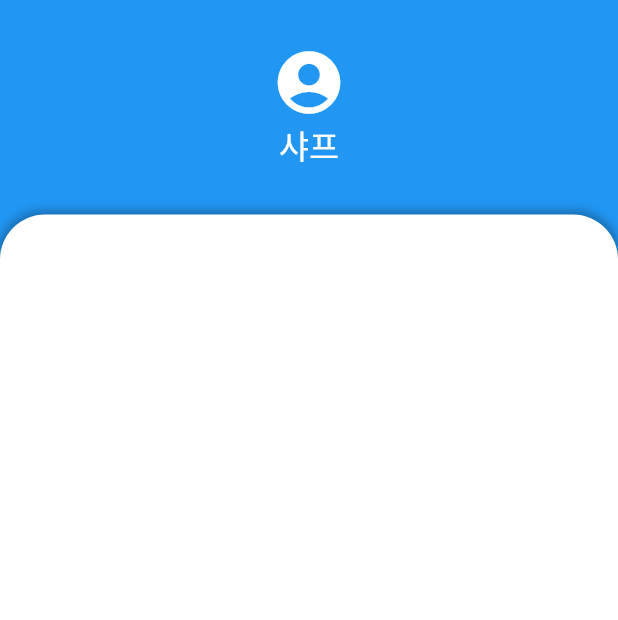
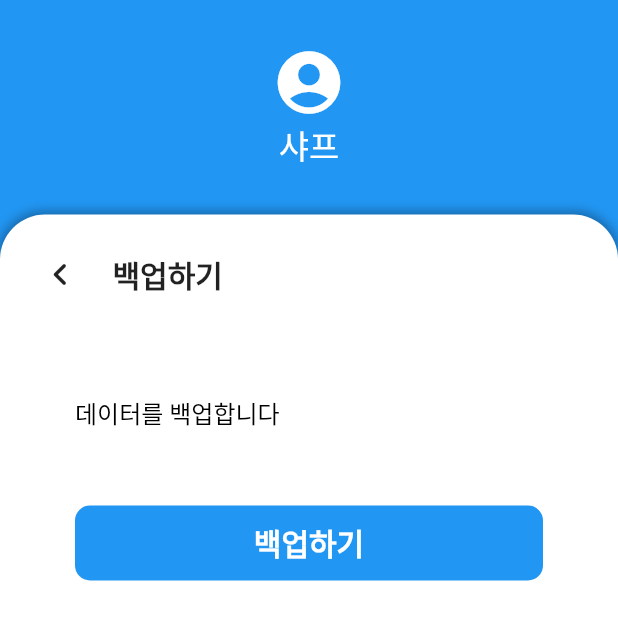
Before and after one commit to DBLabProj/sumpyo, a Flutter app: the myPage screen opened directly, after a tap on "데이터 백업하기", on a phone screen of 412 x 824 dp. Shown: the top 620 px of the screen. Run offline on Flutter 3.47's test engine with Material 2 defaults, Android fonts, the phone set to English and light mode, and no system bars; our stand-ins replace awesome_bottom_bar, fluttertoast, google_fonts, table_calendar; missing offline and left inert: multi_masked_formatter, sliding_up_panel2; generated files the repository leaves out were written again.

Commit message:
Split Screen

```diff
--- a/lib/screens/edit_account_info.dart
+++ b/lib/screens/edit_account_info.dart
@@ -67,11 +67,9 @@ class _editAccountState extends State<editAccount> {
                     )
                   ],
                 ),
-                child: widget.isEditScreen
-                    ? editInfoWidget(dataType: widget.dataType)
-                    : manageData(
-                        dataType: widget.dataType,
-                      ),
+                child: editInfoWidget(
+                  dataType: widget.dataType,
+                ),
               ),
             ),
           ],
@@ -266,31 +264,35 @@ class _newInfoState extends State<newInfo> {
   TextEditingController phoneController = TextEditingController();
   TextEditingController pwController = TextEditingController();
   TextEditingController pwCheckController = TextEditingController();
+  TextEditingController idController = TextEditingController();
   changeDomain(var value) {
     // print(value);
   }
 
-  late Widget test;
+  late Widget inputBox;
   dataSet(String title) {
     if (title == "이메일") {
       setState(() {
-        test = emailTextbox(
+        inputBox = emailTextbox(
             emailController: emailController, changeDomain: changeDomain);
       });
     } else if (title == "아이디") {
       setState(() {
-        test = TextFormField();
+        inputBox = signupIdBox(
+          icon: const Icon(Icons.account_circle_outlined),
+          controller: idController,
+        );
       });
     } else if (title == "휴대폰번호") {
       setState(
         () {
-          test = phoneTextbox(
+          inputBox = phoneTextbox(
             phoneController: phoneController,
           );
         },
       );
     } else {
-      test = signupPwBox(
+      inputBox = signupPwBox(
         pwController: pwController,
         pwCheckController: pwCheckController,
       );
@@ -321,7 +323,7 @@ class _newInfoState extends State<newInfo> {
             mainAxisAlignment: MainAxisAlignment.start,
             children: [
               Flexible(
-                child: test,
+                child: inputBox,
               ),
             ],
           )
--- a/lib/screens/manageData.dart
+++ b/lib/screens/manageData.dart
@@ -58,6 +58,9 @@ class ManageData extends StatelessWidget {
                     )
                   ],
                 ),
+                child: manageData(
+                  dataType: dataType,
+                ),
               ),
             ),
           ],
@@ -66,3 +69,192 @@ class ManageData extends StatelessWidget {
     );
   }
 }
+
+class manageData extends StatelessWidget {
+  String dataType;
+  manageData({
+    super.key,
+    required this.dataType,
+  });
+
+  @override
+  Widget build(BuildContext context) {
+    return manageDataWidget(
+      dataType: dataType,
+    );
+    // Column(
+    //   crossAxisAlignment: CrossAxisAlignment.start,
+    //   children: [
+    //     Padding(
+    //       padding: const EdgeInsets.all(25),
+    //       child: Row(
+    //         children: [
+    //           GestureDetector(
+    //             onTap: () {
+    //               Navigator.of(context).pop();
+    //             },
+    //             child: const Icon(
+    //               Icons.navigate_before_rounded,
+    //               size: 30,
+    //             ),
+    //           ),
+    //           const SizedBox(
+    //             width: 20,
+    //           ),
+    //           Text(
+    //             dataType,
+    //             style: const TextStyle(
+    //               fontSize: 20,
+    //               fontWeight: FontWeight.w600,
+    //             ),
+    //           ),
+    //         ],
+    //       ),
+    //     ),
+    //     Padding(
+    //       padding: const EdgeInsets.symmetric(
+    //         horizontal: 50,
+    //         vertical: 40,
+    //       ),
+    //       child: Column(
+    //         crossAxisAlignment: CrossAxisAlignment.start,
+    //         children: [
+    //           Container(
+    //             margin: const EdgeInsets.symmetric(
+    //               vertical: 20,
+    //             ),
+    //             decoration: BoxDecoration(
+    //               color: Theme.of(context).primaryColor,
+    //               borderRadius: BorderRadius.circular(10),
+    //             ),
+    //             child: Row(
+    //               mainAxisAlignment: MainAxisAlignment.center,
+    //               children: [
+    //                 Padding(
+    //                   padding: const EdgeInsets.all(10),
+    //                   child: Text(
+    //                     dataType,
+    //                     style: const TextStyle(
+    //                       color: Colors.white,
+    //                       fontSize: 20,
+    //                       fontWeight: FontWeight.w600,
+    //                     ),
+    //                   ),
+    //                 ),
+    //               ],
+    //             ),
+    //           ),
+    //         ],
+    //       ),
+    //     ),
+    //   ],
+    // );
+  }
+}
+
+class manageDataWidget extends StatelessWidget {
+  String dataType;
+  String content;
+  String currentBackUpDate;
+  manageDataWidget(
+      {super.key,
+      required this.dataType,
+      this.content = "",
+      this.currentBackUpDate = ""});
+  dataProcess(String datatype) {
+    if (dataType == "백업하기") {
+      content = "데이터를 백업합니다";
+    } else if (dataType == "복원하기") {
+      content = "데이터를 복원합니다";
+    } else {
+      content = "데이터를 내보냅니다. ";
+    }
+    return content;
+  }
+
+  @override
+  Widget build(BuildContext context) {
+    return Column(
+      crossAxisAlignment: CrossAxisAlignment.start,
+      children: [
+        Padding(
+          padding: const EdgeInsets.all(25),
+          child: Row(
+            children: [
+              GestureDetector(
+                onTap: () {
+                  Navigator.of(context).pop();
+                },
+                child: const Icon(
+                  Icons.navigate_before_rounded,
+                  size: 30,
+                ),
+              ),
+              const SizedBox(
+                width: 20,
+              ),
+              Text(
+                dataType,
+                style: const TextStyle(
+                  fontSize: 20,
+                  fontWeight: FontWeight.w600,
+                ),
+              ),
+            ],
+          ),
+        ),
+        Padding(
+          padding: const EdgeInsets.symmetric(
+            horizontal: 50,
+            vertical: 40,
+          ),
+          child: Column(
+            crossAxisAlignment: CrossAxisAlignment.start,
+            children: [
+              Text(
+                dataProcess(dataType),
+                style: const TextStyle(
+                  color: Colors.black,
+                  fontSize: 16,
+                ),
+              ),
+              const SizedBox(
+                height: 30,
+              ),
+              Container(
+                margin: const EdgeInsets.symmetric(
+                  vertical: 20,
+                ),
+                decoration: BoxDecoration(
+                  color: Theme.of(context).primaryColor,
+                  borderRadius: BorderRadius.circular(10),
+                ),
+                child: Row(
+                  mainAxisAlignment: MainAxisAlignment.center,
+                  children: [
+                    GestureDetector(
+                      onTap: () {
+                        Navigator.of(context).pop();
+                      },
+                      child: Padding(
+                        padding: const EdgeInsets.all(10),
+                        child: Text(
+                          dataType,
+                          style: const TextStyle(
+                            color: Colors.white,
+                            fontSize: 20,
+                            fontWeight: FontWeight.w600,
+                          ),
+                        ),
+                      ),
+                    ),
+                  ],
+                ),
+              ),
+            ],
+          ),
+        ),
+      ],
+    );
+  }
+}
--- a/lib/screens/mypage_screen.dart
+++ b/lib/screens/mypage_screen.dart
@@ -171,11 +171,11 @@ class _mypage_screState extends State<myPage> {
                         children: [
                           dataIO(
                             ico: Icons.backup_outlined,
-                            info: "데이터 백업하기",
+                            info: "백업하기",
                           ),
                           dataIO(
                             ico: Icons.cloud_download_outlined,
-                            info: "데이터 복원하기",
+                            info: "복원하기",
                             isBottoom: true,
                           ),
                         ],
@@ -189,7 +189,7 @@ class _mypage_screState extends State<myPage> {
                         children: [
                           dataIO(
                             ico: Icons.library_books_outlined,
-                            info: "데이터 내보내기",
+                            info: "내보내기",
                             isBottoom: true,
                           ),
                         ],
@@ -299,16 +299,12 @@ class changeInfo extends StatelessWidget {
               padding: const EdgeInsets.symmetric(
                 horizontal: 10,
               ),
-              child: Row(
-                children: [
-                  Text(
-                    '$info 변경',
-                    style: const TextStyle(
-                      color: Color.fromRGBO(124, 124, 124, 1),
-                      fontSize: 17,
-                    ),
-                  ),
-                ],
+              child: Text(
+                '$info 변경',
+                style: const TextStyle(
+                  color: Color.fromRGBO(124, 124, 124, 1),
+                  fontSize: 17,
+                ),
               ),
             ),
           ],
@@ -365,7 +361,7 @@ class dataIO extends StatelessWidget {
                 horizontal: 10,
               ),
               child: Text(
-                info,
+                '데이터 $info',
                 style: const TextStyle(
                   color: Color.fromRGBO(124, 124, 124, 1),
                   fontSize: 17,
```
